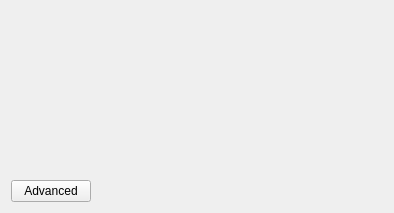
Before: the Qt Designer form src/KCMTelepathyAccounts/account-edit-widget.ui in KDE/ktp-accounts-kcm, drawn with Qt 5.
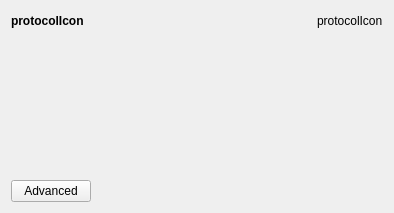
After: the same form once the commit is applied.

Commit message: Show a protocol title and icon on the edit widget

```diff
--- a/src/KCMTelepathyAccounts/account-edit-widget.ui
+++ b/src/KCMTelepathyAccounts/account-edit-widget.ui
@@ -11,9 +11,46 @@
    </rect>
   </property>
   <layout class="QVBoxLayout" name="verticalLayout">
-   <property name="spacing">
-    <number>10</number>
-   </property>
+   <item>
+    <layout class="QHBoxLayout" name="horizontalLayout_2">
+     <item>
+      <widget class="QLabel" name="titleLabel">
+       <property name="font">
+        <font>
+         <weight>75</weight>
+         <bold>true</bold>
+        </font>
+       </property>
+       <property name="text">
+        <string notr="true">protocolIcon</string>
+       </property>
+       <property name="alignment">
+        <set>Qt::AlignLeading|Qt::AlignLeft|Qt::AlignVCenter</set>
+       </property>
+      </widget>
+     </item>
+     <item>
+      <spacer name="horizontalSpacer_2">
+       <property name="orientation">
+        <enum>Qt::Horizontal</enum>
+       </property>
+       <property name="sizeHint" stdset="0">
+        <size>
+         <width>40</width>
+         <height>20</height>
+        </size>
+       </property>
+      </spacer>
+     </item>
+     <item>
+      <widget class="QLabel" name="iconLabel">
+       <property name="text">
+        <string notr="true">protocolIcon</string>
+       </property>
+      </widget>
+     </item>
+    </layout>
+   </item>
    <item>
     <widget class="QWidget" name="centralWidget" native="true">
      <property name="sizePolicy">
```
The commit also changes 1 other file.
